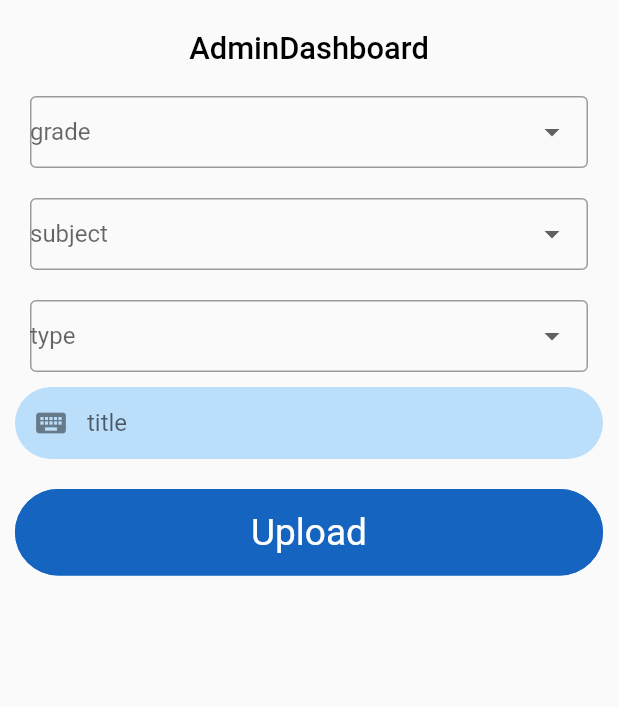
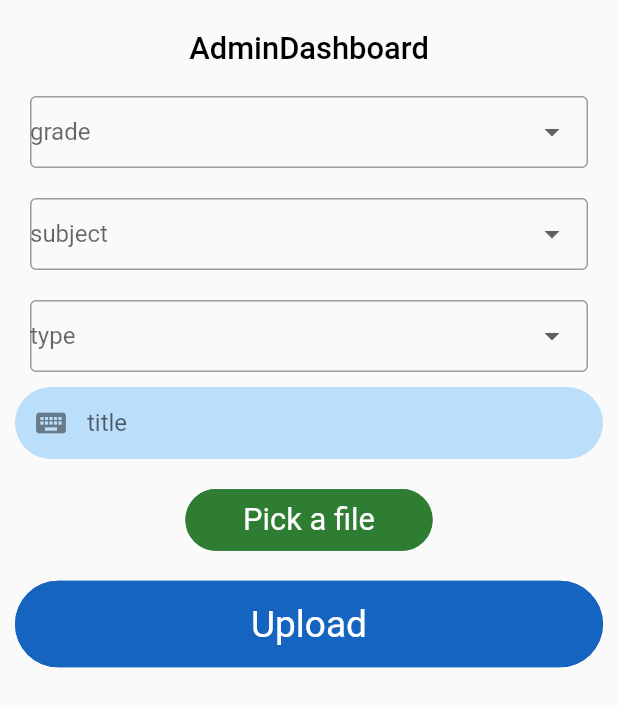
Before and after one commit to ShanManage/FlutterLMS, a Flutter app: the AddDocumentScreen widget shown alone on an empty page, opened directly, on a phone screen of 412 x 824 dp. Shown: the top 707 px of the screen. Run offline on Flutter 3.47's test engine with Material 2 defaults, Android fonts, the phone set to English and light mode, and no system bars; our stand-ins replace cloud_firestore, file_picker, firebase_auth, firebase_core, firebase_storage; accounts and stored records are empty.

Commit message:
Update document upload functions

```diff
--- a/lib/screens/admin/AddDocumentScreen.dart
+++ b/lib/screens/admin/AddDocumentScreen.dart
@@ -1,16 +1,35 @@
+import 'dart:io';
 import 'package:LoginSample/models/UploadDocument.dart';
 import 'package:LoginSample/screens/CustomWidgets/CustomButton.dart';
 import 'package:LoginSample/screens/CustomWidgets/CustomDropDownList.dart';
 import 'package:LoginSample/screens/CustomWidgets/CustomFormField.dart';
 import 'package:LoginSample/screens/CustomWidgets/CustomText.dart';
+import 'package:LoginSample/screens/shared/sizeConfig.dart';
 import 'package:LoginSample/services/databaseService.dart';
 import 'package:flutter/material.dart';
+import 'package:file_picker/file_picker.dart';
+import 'package:flutter/services.dart';
 
-class AddDocumentScreen extends StatelessWidget {
+class AddDocumentScreen extends StatefulWidget {
+  @override
+  _AddDocumentScreenState createState() => _AddDocumentScreenState();
+}
+
+class _AddDocumentScreenState extends State<AddDocumentScreen> {
+  double blockHeight = SizeConfig.safeBlockVertical;
+  double blockWidth = SizeConfig.safeBlockHorizontal;
+
   UploadDocument document = new UploadDocument();
 
   final titleController = TextEditingController();
   DatabaseService dbService = DatabaseService();
+
+  String fileType = '';
+  File file;
+  String fileName = '';
+  String operationText = '';
+  bool isUploaded = true;
+  // String result = '';
 
   onClickUpload() {
     document.title = titleController.text;
@@ -24,69 +43,87 @@ class AddDocumentScreen extends StatelessWidget {
     }
   }
 
-  @override
-  Widget build(BuildContext context) {
-    return Container(
-      child: Container(
-        padding: EdgeInsets.all(10),
-        child: Column(children: [
-          Center(
-              child: Container(
-            padding: EdgeInsets.all(10),
-            child: CustomText(
-              text: "AdminDashboard",
-              color: Colors.black,
-            ),
-          )),
-          Center(
-              child: Container(
-            padding: EdgeInsets.all(10),
-            child: CustomDropDownList(
-              list: _grades,
-              lable: "grade",
-              type: "ug",
-              ud: document,
-            ),
-          )),
-          Center(
-              child: Container(
-            padding: EdgeInsets.all(10),
-            child: CustomDropDownList(
-              list: _subjects,
-              lable: "subject",
-              type: "us",
-              ud: document,
-            ),
-          )),
-          Center(
-              child: Container(
-            padding: EdgeInsets.all(10),
-            child: CustomDropDownList(
-              list: _documentType,
-              lable: "type",
-              type: "ut",
-              ud: document,
-            ),
-          )),
-          CustomFormField(
-            hintText: "title",
-            isPass: false,
-            fieldController: titleController,
-            prefixIcon: Icons.keyboard,
-            fillColor: Colors.blue[100],
-          ),
-          SizedBox(height: 20.0),
-          CustomButton(
-            title: "Upload",
-            bgColor: Colors.blue[800],
-            textColor: Colors.white,
-            callback: () {
-              onClickUpload();
-            },
-          )
-        ]),
-      ),
-    );
+  Future pickFile() async {
+    // try {
+    //   result = await FilePicker.platform.pickFiles(type: FileType.any);
+    //   if (result != null) {
+    //     PlatformFile pFile = result.files.first;
+
+    //     print(pFile.name);
+    //     print(pFile.bytes);
+    //     print(pFile.size);
+    //     print(pFile.extension);
+    //     print(pFile.path);
+
+    //     // dbService.uploadFile(file, filename, filePath);
+    //   } else {
+    //     // User canceled the picker
+    //   }
+
+    // if (fileType == 'image') {
+    //   file = await FilePicker.getFile(type: FileType.IMAGE);
+    //   setState(() {
+    //     fileName = p.basename(file.path);
+    //   });
+    //   print(fileName);
+    //   _uploadFile(file, fileName);
+    // }
+    // if (fileType == 'audio') {
+    //   file = await FilePicker.getFile(type: FileType.AUDIO);
+    //   fileName = p.basename(file.path);
+    //   setState(() {
+    //     fileName = p.basename(file.path);
+    //   });
+    //   print(fileName);
+    //   _uploadFile(file, fileName);
+    // }
+    // if (fileType == 'video') {
+    //   file = await FilePicker.getFile(type: FileType.VIDEO);
+    //   fileName = p.basename(file.path);
+    //   setState(() {
+    //     fileName = p.basename(file.path);
+    //   });
+    //   print(fileName);
+    //   _uploadFile(file, fileName);
+    // }
+    // if (fileType == 'pdf') {
+    //   file = await FilePicker.getFile(
+    //       type: FileType.CUSTOM, fileExtension: 'pdf');
+    //   fileName = p.basename(file.path);
+    //   setState(() {
+    //     fileName = p.basename(file.path);
+    //   });
+    //   print(fileName);
+    //   _uploadFile(file, fileName);
+    // }
+    // if (fileType == 'others') {
+    //   file = await FilePicker.getFile(type: FileType.ANY);
+    //   fileName = p.basename(file.path);
+    //   setState(() {
+    //     fileName = p.basename(file.path);
+    //   });
+    //   print(fileName);
+    //   _uploadFile(file, fileName);
+    // }
+
+    // } on PlatformException catch (e) {
+    //   showDialog(
+    //       context: context,
+    //       builder: (BuildContext context) {
+    //         return AlertDialog(
+    //           title: Text('Sorry...'),
+    //           content: Text('Unsupported exception: $e'),
+    //           actions: <Widget>[
+    //             FlatButton(
+    //               child: Text('OK'),
+    //               onPressed: () {
+    //                 Navigator.of(context).pop();
+    //               },
+    //             )
+    //           ],
+    //         );
+    //       });
+    // }
   }
 
   List<DropdownMenuItem<String>> _grades = [
@@ -122,7 +159,7 @@ class AddDocumentScreen extends StatelessWidget {
       value: "maths",
     ),
     DropdownMenuItem(
-      child: new Text("Sscience"),
+      child: new Text("Science"),
       value: "science",
     ),
     DropdownMenuItem(
@@ -161,4 +198,86 @@ class AddDocumentScreen extends StatelessWidget {
       value: "audio",
     ),
   ];
+
+  @override
+  Widget build(BuildContext context) {
+    print("add document screen render");
+    return Container(
+      child: Container(
+        padding: EdgeInsets.all(10),
+        child: Column(children: [
+          Center(
+            child: Container(
+              padding: EdgeInsets.all(10),
+              child: CustomText(
+                text: "AdminDashboard",
+                color: Colors.black,
+              ),
+            ),
+          ),
+          Center(
+            child: Container(
+              padding: EdgeInsets.all(10),
+              child: CustomDropDownList(
+                list: _grades,
+                lable: "grade",
+                type: "ug",
+                ud: document,
+              ),
+            ),
+          ),
+          Center(
+            child: Container(
+              padding: EdgeInsets.all(10),
+              child: CustomDropDownList(
+                list: _subjects,
+                lable: "subject",
+                type: "us",
+                ud: document,
+              ),
+            ),
+          ),
+          Center(
+            child: Container(
+              padding: EdgeInsets.all(10),
+              child: CustomDropDownList(
+                list: _documentType,
+                lable: "type",
+                type: "ut",
+                ud: document,
+              ),
+            ),
+          ),
+          CustomFormField(
+            hintText: "title",
+            isPass: false,
+            fieldController: titleController,
+            prefixIcon: Icons.keyboard,
+            fillColor: Colors.blue[100],
+          ),
+          SizedBox(height: 20.0),
+          CustomButton(
+            title: "Pick a file",
+            bgColor: Colors.green[800],
+            textColor: Colors.white,
+            width: blockWidth * 40,
+            height: blockHeight * 5,
+            fontSize: blockHeight * 2.5,
+            callback: () {
+              pickFile();
+            },
+          ),
+          SizedBox(height: 20.0),
+          CustomButton(
+            title: "Upload",
+            bgColor: Colors.blue[800],
+            textColor: Colors.white,
+            callback: () {
+              onClickUpload();
+            },
+          )
+        ]),
+      ),
+    );
+  }
 }
--- a/lib/services/databaseService.dart
+++ b/lib/services/databaseService.dart
@@ -1,10 +1,14 @@
+import 'dart:io';
+
 import 'package:LoginSample/models/UploadDocument.dart';
 import 'package:cloud_firestore/cloud_firestore.dart';
 import 'package:firebase_auth/firebase_auth.dart';
+import 'package:firebase_storage/firebase_storage.dart';
 
 class DatabaseService {
   final FirebaseAuth _auth = FirebaseAuth.instance;
   final firestoreInstance = FirebaseFirestore.instance;
+  final storageInstance = FirebaseStorage.instance;
 
   Stream<dynamic> getSubjects(int grade) {
     return firestoreInstance.collection(grade.toString()).snapshots();
@@ -21,9 +25,19 @@ class DatabaseService {
           {"title": ud.title, "url": ud.docURL, "thumbnail": ud.thumbnailURL}
         ])
       }, SetOptions(merge: true));
-      // );
     } catch (e) {
       print("database service" + e.toString());
     }
   }
+
+  Future<String> uploadFile(File file, String filename, String filePath) async {
+    StorageReference storageReference = storageInstance.ref();
+    StorageUploadTask uploadTask =
+        storageReference.child(filePath).putFile(file);
+
+    StorageTaskSnapshot downloadUrl = await uploadTask.onComplete;
+    String url = await downloadUrl.ref.getDownloadURL();
+    print("URL : $url");
+    return url;
+  }
 }
--- a/pubspec.yaml
+++ b/pubspec.yaml
@@ -31,11 +31,11 @@ dependencies:
   firebase_core: ^0.5.3
   firebase_auth: ^0.18.4
   cloud_firestore: ^0.14.4
+  firebase_storage: ^4.0.1
   provider: ^4.3.2+3
   logger: ^0.9.4
   direct_select_flutter: ^1.0.7
-
-
+  file_picker: 1.4.3+1
 
 dev_dependencies:
   flutter_test:
```
Also changed, not shown: lib/screens/CustomWidgets/CustomCard.dart (+8 -12 lines), lib/screens/admin/adminScreean.dart (+7 -1 lines), lib/screens/subjects/SubjectScreen.dart (+16 -2 lines), pubspec.lock, 1 other file.
